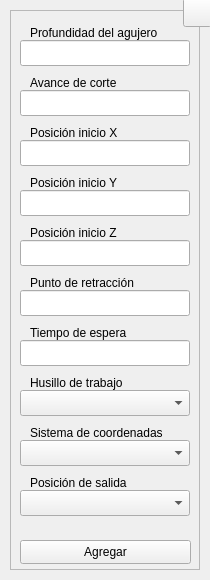
Raw0201/GCode2, file interfaces/ui_files/center_drill.ui: the form before one commit.
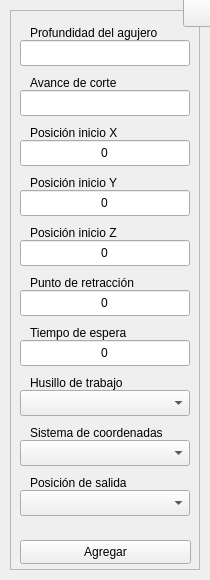
The form after the commit. Icons and pictures are not drawn.

Diff of the .ui file:
```diff
--- a/interfaces/ui_files/center_drill.ui
+++ b/interfaces/ui_files/center_drill.ui
@@ -2262,7 +2262,7 @@
       <string/>
      </property>
      <property name="text">
-      <string/>
+      <string>0</string>
      </property>
      <property name="alignment">
       <set>Qt::AlignCenter</set>
@@ -2446,7 +2446,7 @@
       <string/>
      </property>
      <property name="text">
-      <string/>
+      <string>0</string>
      </property>
      <property name="alignment">
       <set>Qt::AlignCenter</set>
@@ -2515,7 +2515,7 @@
       <string/>
      </property>
      <property name="text">
-      <string/>
+      <string>0</string>
      </property>
      <property name="alignment">
       <set>Qt::AlignCenter</set>
@@ -2568,7 +2568,7 @@
       <string/>
      </property>
      <property name="text">
-      <string/>
+      <string>0</string>
      </property>
      <property name="alignment">
       <set>Qt::AlignCenter</set>
@@ -2693,7 +2693,7 @@
       <string/>
      </property>
      <property name="text">
-      <string/>
+      <string>0</string>
      </property>
      <property name="alignment">
       <set>Qt::AlignCenter</set>
```
